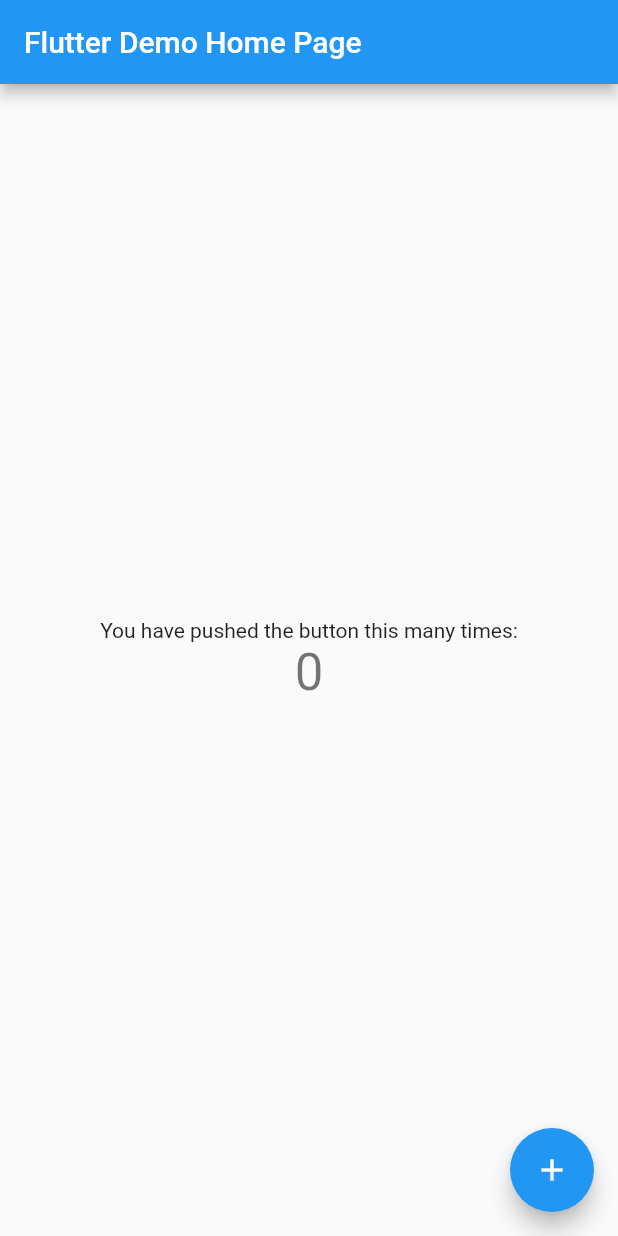
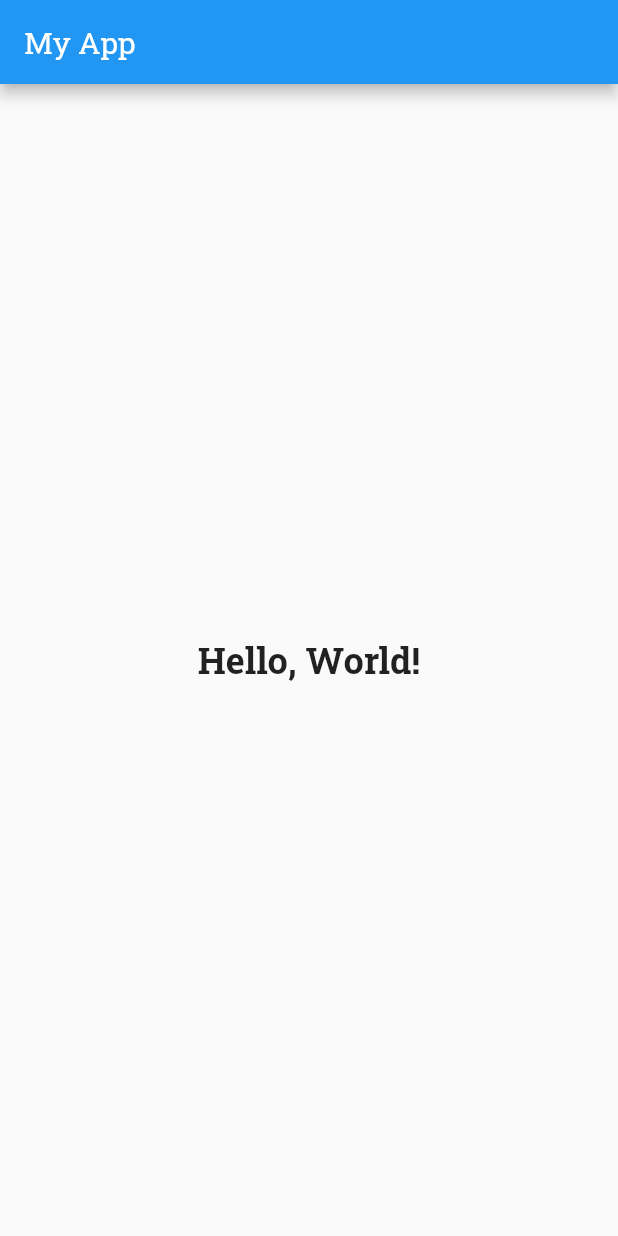
Before and after one commit to mechnilesh/newsapp, a Flutter app: the screen it shows after launch, on a phone screen of 412 x 824 dp. Run offline on Flutter 3.47's test engine with Material 2 defaults, Android fonts, the phone set to English and light mode, and no system bars.

Commit message:
added RobotoSlab fonts

```diff
--- a/lib/main.dart
+++ b/lib/main.dart
@@ -1,115 +1,47 @@
 import 'package:flutter/material.dart';
+import 'package:flutter/services.dart';
 
-void main() {
-  runApp(const MyApp());
+void main() async {
+  WidgetsFlutterBinding.ensureInitialized();
+
+  // Load the font
+  final fontLoader = FontLoader('RobotoSlab');
+  fontLoader.addFont(rootBundle.load('assets/fonts/RobotoSlab-Bold.ttf'));
+  fontLoader.addFont(rootBundle.load('assets/fonts/RobotoSlab-Regular.ttf'));
+  await fontLoader.load();
+
+  runApp(MyApp());
 }
 
 class MyApp extends StatelessWidget {
-  const MyApp({super.key});
-
-  // This widget is the root of your application.
   @override
   Widget build(BuildContext context) {
     return MaterialApp(
-      title: 'Flutter Demo',
+      title: 'My App',
       theme: ThemeData(
-        // This is the theme of your application.
-        //
-        // Try running your application with "flutter run". You'll see the
-        // application has a blue toolbar. Then, without quitting the app, try
-        // changing the primarySwatch below to Colors.green and then invoke
-        // "hot reload" (press "r" in the console where you ran "flutter run",
-        // or simply save your changes to "hot reload" in a Flutter IDE).
-        // Notice that the counter didn't reset back to zero; the application
-        // is not restarted.
-        primarySwatch: Colors.blue,
+        fontFamily: 'RobotoSlab',
       ),
-      home: const MyHomePage(title: 'Flutter Demo Home Page'),
+      home: MyHomePage(),
     );
   }
 }
 
-class MyHomePage extends StatefulWidget {
-  const MyHomePage({super.key, required this.title});
-
-  // This widget is the home page of your application. It is stateful, meaning
-  // that it has a State object (defined below) that contains fields that affect
-  // how it looks.
-
-  // This class is the configuration for the state. It holds the values (in this
-  // case the title) provided by the parent (in this case the App widget) and
-  // used by the build method of the State. Fields in a Widget subclass are
-  // always marked "final".
-
-  final String title;
-
-  @override
-  State<MyHomePage> createState() => _MyHomePageState();
-}
-
-class _MyHomePageState extends State<MyHomePage> {
-  int _counter = 0;
-
-  void _incrementCounter() {
-    setState(() {
-      // This call to setState tells the Flutter framework that something has
-      // changed in this State, which causes it to rerun the build method below
-      // so that the display can reflect the updated values. If we changed
-      // _counter without calling setState(), then the build method would not be
-      // called again, and so nothing would appear to happen.
-      _counter++;
-    });
-  }
-
+class MyHomePage extends StatelessWidget {
   @override
   Widget build(BuildContext context) {
-    // This method is rerun every time setState is called, for instance as done
-    // by the _incrementCounter method above.
-    //
-    // The Flutter framework has been optimized to make rerunning build methods
-    // fast, so that you can just rebuild anything that needs updating rather
-    // than having to individually change instances of widgets.
     return Scaffold(
       appBar: AppBar(
-        // Here we take the value from the MyHomePage object that was created by
-        // the App.build method, and use it to set our appbar title.
-        title: Text(widget.title),
+        title: Text('My App'),
       ),
       body: Center(
-        // Center is a layout widget. It takes a single child and positions it
-        // in the middle of the parent.
-        child: Column(
-          // Column is also a layout widget. It takes a list of children and
-          // arranges them vertically. By default, it sizes itself to fit its
-          // children horizontally, and tries to be as tall as its parent.
-          //
-          // Invoke "debug painting" (press "p" in the console, choose the
-          // "Toggle Debug Paint" action from the Flutter Inspector in Android
-          // Studio, or the "Toggle Debug Paint" command in Visual Studio Code)
-          // to see the wireframe for each widget.
-          //
-          // Column has various properties to control how it sizes itself and
-          // how it positions its children. Here we use mainAxisAlignment to
-          // center the children vertically; the main axis here is the vertical
-          // axis because Columns are vertical (the cross axis would be
-          // horizontal).
-          mainAxisAlignment: MainAxisAlignment.center,
-          children: <Widget>[
-            const Text(
-              'You have pushed the button this many times:',
-            ),
-            Text(
-              '$_counter',
-              style: Theme.of(context).textTheme.headlineMedium,
-            ),
-          ],
+        child: Text(
+          'Hello, World!',
+          style: TextStyle(
+            fontWeight: FontWeight.bold,
+            fontSize: 24.0,
+          ),
         ),
       ),
-      floatingActionButton: FloatingActionButton(
-        onPressed: _incrementCounter,
-        tooltip: 'Increment',
-        child: const Icon(Icons.add),
-      ), // This trailing comma makes auto-formatting nicer for build methods.
     );
   }
 }
```
Also changed, not shown: pubspec.yaml (+6 -6 lines), assets/fonts/RobotoSlab-Bold.ttf (added), assets/fonts/RobotoSlab-Regular.ttf (added).
